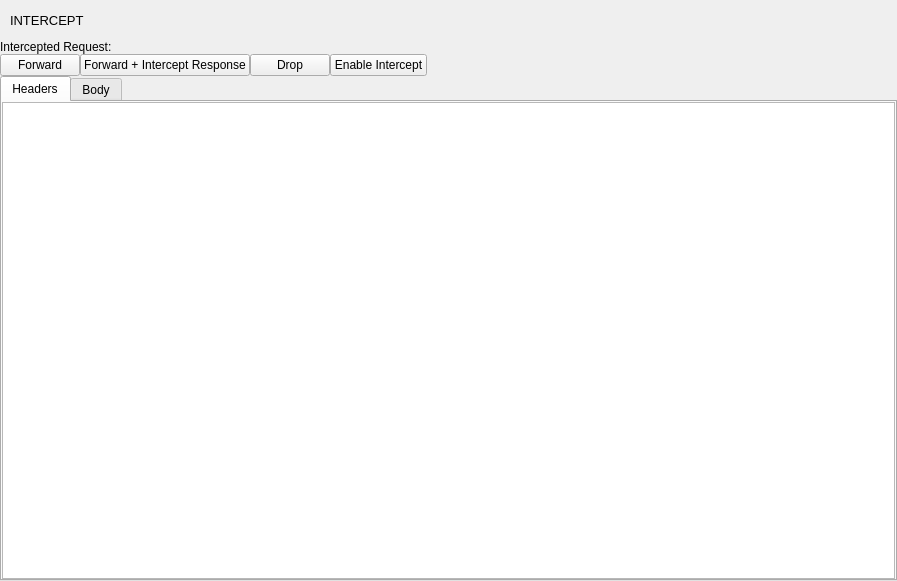
First picture: the form in src/views/intercept/intercept_page.ui, repository evanrolfe/pntest, before the edit.
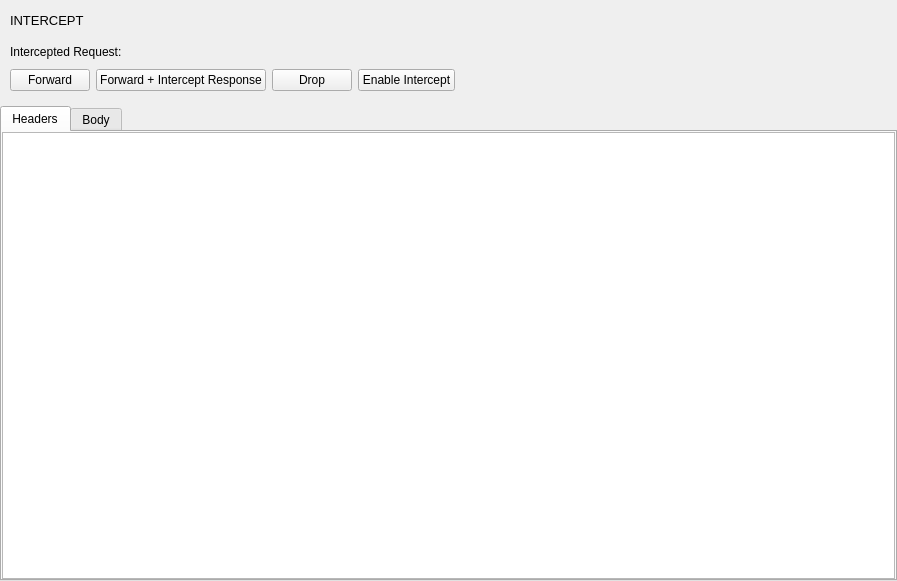
Second picture: the form after the edit.

Patch:
```diff
--- a/src/views/intercept/intercept_page.ui
+++ b/src/views/intercept/intercept_page.ui
@@ -93,6 +93,21 @@
     <layout class="QVBoxLayout" name="interceptedRequestLayout">
      <item>
       <layout class="QVBoxLayout" name="verticalLayout_2">
+       <property name="spacing">
+        <number>10</number>
+       </property>
+       <property name="leftMargin">
+        <number>10</number>
+       </property>
+       <property name="topMargin">
+        <number>5</number>
+       </property>
+       <property name="rightMargin">
+        <number>10</number>
+       </property>
+       <property name="bottomMargin">
+        <number>15</number>
+       </property>
        <item>
         <widget class="QLabel" name="interceptTitle">
          <property name="font">
@@ -108,6 +123,9 @@
        </item>
        <item>
         <layout class="QHBoxLayout" name="horizontalLayout2">
+         <property name="spacing">
+          <number>6</number>
+         </property>
          <item>
           <widget class="QPushButton" name="forwardButton">
            <property name="text">
@@ -217,20 +235,6 @@
    </item>
   </layout>
  </widget>
- <customwidgets>
-  <customwidget>
-   <class>NetworkRequestsTable</class>
-   <extends>QWidget</extends>
-   <header>widgets.network.network_requests_table.h</header>
-   <container>1</container>
-  </customwidget>
-  <customwidget>
-   <class>RequestView</class>
-   <extends>QWidget</extends>
-   <header>widgets.shared.request_view.h</header>
-   <container>1</container>
-  </customwidget>
- </customwidgets>
  <resources/>
  <connections/>
 </ui>
```
